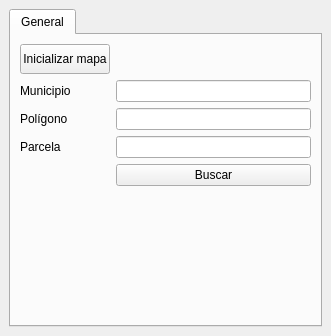
Qt form RrtnUtils/rrtn_utils_dockwidget_base.ui (carriaga/rrtn-utils) before a commit.
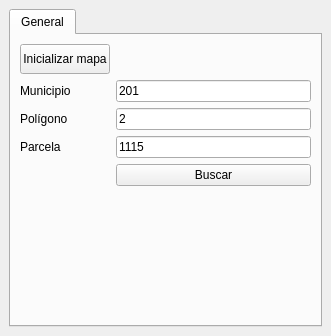
The same form after that commit.

The edit to the form file:
```diff
--- a/RrtnUtils/rrtn_utils_dockwidget_base.ui
+++ b/RrtnUtils/rrtn_utils_dockwidget_base.ui
@@ -63,7 +63,11 @@
          </widget>
         </item>
         <item row="2" column="1">
-         <widget class="QLineEdit" name="leMunicipio"/>
+         <widget class="QLineEdit" name="leMunicipio">
+          <property name="text">
+           <string>201</string>
+          </property>
+         </widget>
         </item>
         <item row="2" column="0">
          <widget class="QLabel" name="label">
@@ -80,7 +84,11 @@
          </widget>
         </item>
         <item row="3" column="1">
-         <widget class="QLineEdit" name="lePoligono"/>
+         <widget class="QLineEdit" name="lePoligono">
+          <property name="text">
+           <string>2</string>
+          </property>
+         </widget>
         </item>
         <item row="4" column="0">
          <widget class="QLabel" name="label_3">
@@ -90,7 +98,11 @@
          </widget>
         </item>
         <item row="4" column="1">
-         <widget class="QLineEdit" name="leParcela"/>
+         <widget class="QLineEdit" name="leParcela">
+          <property name="text">
+           <string>1115</string>
+          </property>
+         </widget>
         </item>
         <item row="5" column="1">
          <widget class="QPushButton" name="btnBuscar">
```
